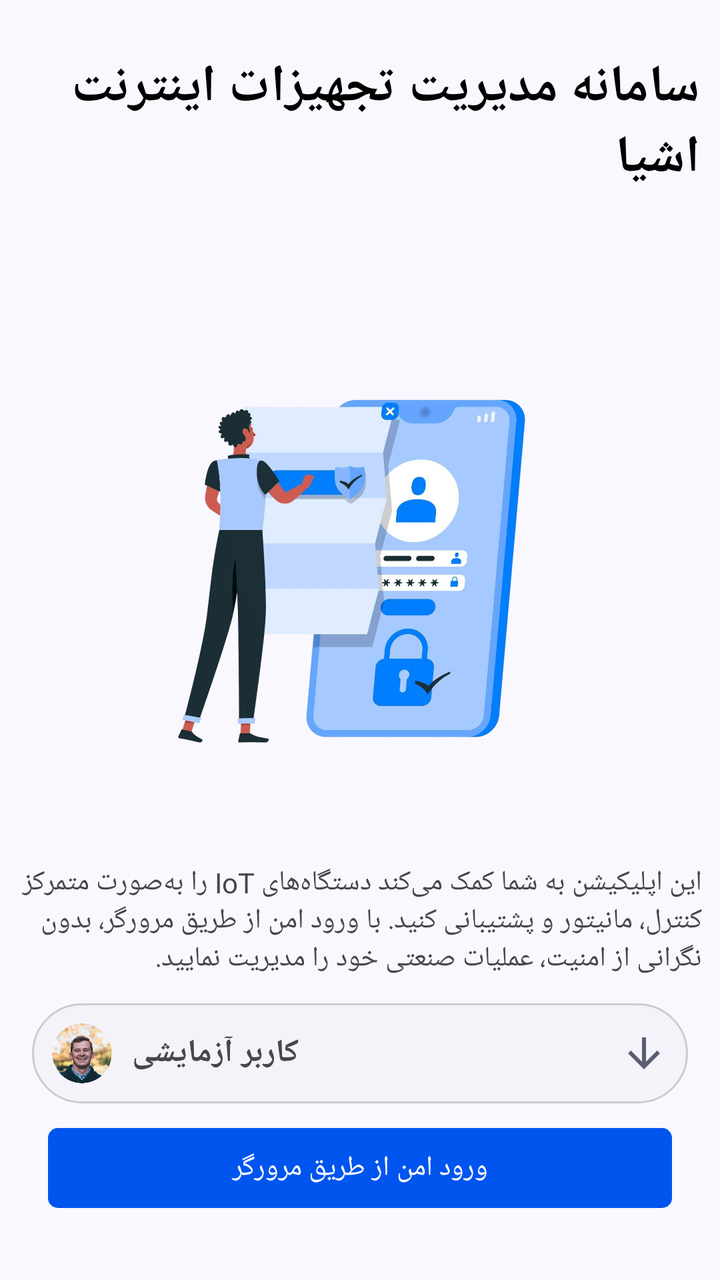
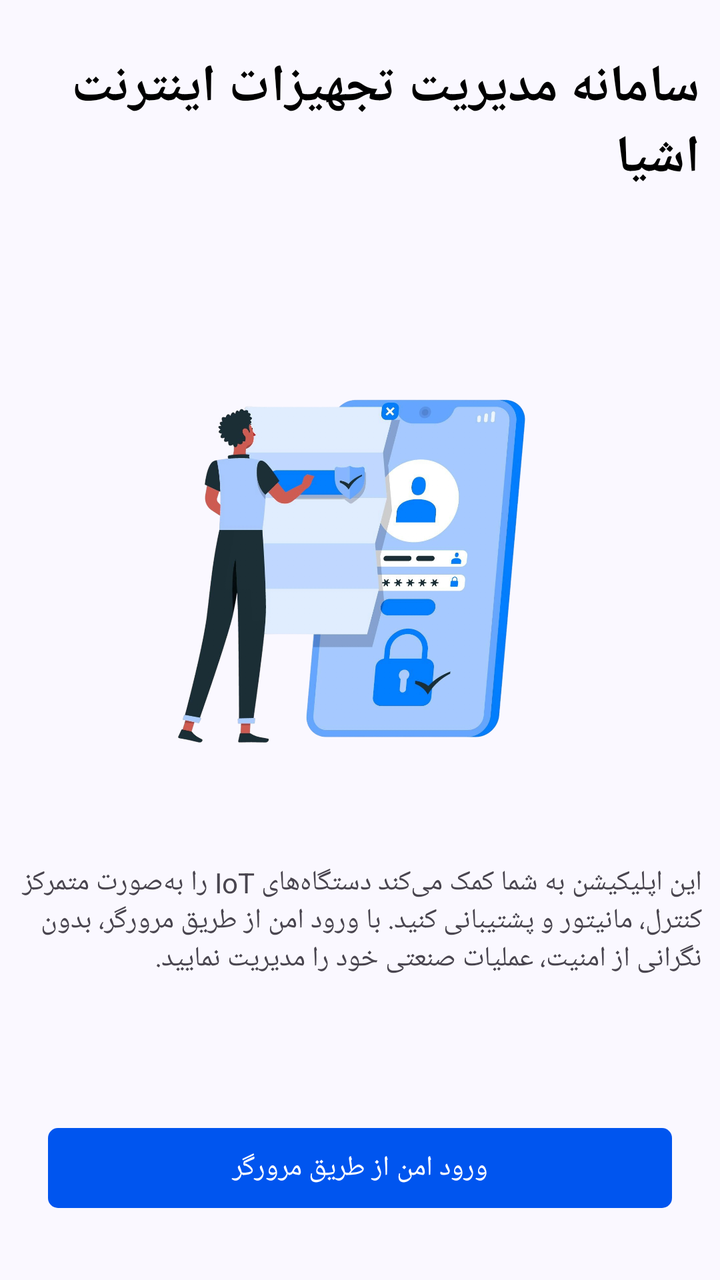

Screens rendered from an Android XML layout before and after an edit, with the pre-edit source and the edit as a unified diff.
<!-- AndroidManifest.xml: application theme Theme.Iotequipment -->
<!-- res/layout/fragment_auth.xml -->
<?xml version="1.0" encoding="utf-8"?>
<androidx.constraintlayout.widget.ConstraintLayout xmlns:android="http://schemas.android.com/apk/res/android"
    xmlns:app="http://schemas.android.com/apk/res-auto"
    xmlns:tools="http://schemas.android.com/tools"
    android:layout_width="match_parent"
    android:layout_height="match_parent"
    android:orientation="vertical"
    tools:context=".ui.auth.AuthFragment">

    <TextView
        android:id="@+id/textView"
        android:layout_width="wrap_content"
        android:layout_height="wrap_content"
        android:layout_gravity="center"
        android:layout_marginStart="4dp"
        android:layout_marginTop="16dp"
        android:layout_marginEnd="4dp"
        android:padding="10dp"
        android:text="@string/toolbar_default_text"
        android:textColor="@color/black"
        android:textSize="26sp"
        android:textStyle="bold"
        app:layout_constraintEnd_toEndOf="parent"
        app:layout_constraintStart_toStartOf="parent"
        app:layout_constraintTop_toTopOf="parent" />

    <ImageView
        android:id="@+id/imageView2"
        android:layout_width="320dp"
        android:layout_height="320sp"
        android:layout_gravity="center"
        android:contentDescription="@string/btn_login_secure"
        android:src="@drawable/img_auth"
        app:layout_constraintEnd_toEndOf="parent"
        app:layout_constraintStart_toStartOf="parent"
        app:layout_constraintTop_toBottomOf="@+id/textView" />

    <TextView
        android:id="@+id/textView2"
        android:layout_width="match_parent"
        android:layout_height="wrap_content"
        android:layout_marginStart="4dp"
        android:layout_marginEnd="4dp"
        android:padding="5dp"
        android:text="@string/auth_dec"
        android:textSize="14sp"
        app:layout_constraintEnd_toEndOf="parent"
        app:layout_constraintStart_toStartOf="parent"
        app:layout_constraintTop_toBottomOf="@+id/imageView2" />

    <LinearLayout
        android:id="@+id/linearLayout6"
        android:layout_width="match_parent"
        android:layout_height="wrap_content"
        android:background="@drawable/rec_card_account"
        android:layout_marginStart="16dp"
        android:layout_marginTop="8dp"
        android:layout_marginEnd="16dp"
        android:gravity="center_vertical"
        android:orientation="horizontal"
        app:layout_constraintEnd_toEndOf="parent"
        app:layout_constraintStart_toStartOf="parent"
        app:layout_constraintTop_toBottomOf="@+id/textView2">

        <ImageView
            android:id="@+id/imageProfile"
            android:layout_width="30dp"
            android:layout_height="30dp"
            android:layout_margin="10dp"
            android:layout_marginEnd="12dp"
            android:background="@drawable/ic_profile"
            android:scaleType="centerCrop"
            android:src="@drawable/ic_profile" />

        <LinearLayout
            android:layout_width="0dp"
            android:layout_height="wrap_content"
            android:layout_weight="1"
            android:orientation="vertical">

            <TextView
                android:layout_width="wrap_content"
                android:layout_height="wrap_content"
                android:text="کاربر آزمایشی"
                android:textSize="16sp"
                android:textStyle="bold" />

        </LinearLayout>

        <ImageView
            android:id="@+id/btnEditProfile"
            android:layout_width="wrap_content"
            android:layout_height="wrap_content"
            android:layout_margin="10dp"
            android:rotation="-90"
            android:src="@drawable/ic_back"
            app:cornerRadius="10dp" />
    </LinearLayout>


    <com.google.android.material.button.MaterialButton
        android:id="@+id/btn_auth"
        android:layout_width="match_parent"
        android:layout_height="wrap_content"
        android:layout_marginStart="24dp"
        android:layout_marginEnd="24dp"
        android:layout_marginBottom="32dp"
        android:text="@string/btn_login_secure"
        android:textColor="@color/white"
        android:textSize="14sp"
        app:cornerRadius="5dp"
        app:layout_constraintBottom_toBottomOf="parent"
        app:layout_constraintEnd_toEndOf="parent"
        app:layout_constraintStart_toStartOf="parent" />

</androidx.constraintlayout.widget.ConstraintLayout>
<!-- resources referenced by this layout -->
<resources>
  <color name="black">#FF000000</color>
  <color name="white">#FFFFFFFF</color>
  <!-- drawable ic_back (drawable) -->
  <vector xmlns:android="http://schemas.android.com/apk/res/android"
      android:autoMirrored="true" android:height="24dp"
      android:tint="@color/md_theme_secondary" android:viewportHeight="24"
      android:viewportWidth="24"
      android:width="24dp">
        
      <path android:fillColor="@color/black"
          android:pathData="M20,11H7.83l5.59,-5.59L12,4l-8,8 8,8 1.41,-1.41L7.83,13H20v-2z"/>
      
  </vector>
  <!-- drawable ic_profile: png bitmap (drawable, 126249 bytes) -->
  <!-- drawable img_auth: png bitmap (drawable, 488440 bytes) -->
  <!-- drawable rec_card_account (drawable) -->
  <?xml version="1.0" encoding="utf-8"?>
  <shape xmlns:android="http://schemas.android.com/apk/res/android"
      android:shape="rectangle">
  
      <solid android:color="@color/md_theme_surfaceContainerLow" />
  
      <corners android:radius="25dp" />
  
      <stroke
          android:width="1dp"
          android:color="#CCCCCC" />
  </shape>
  <string name="auth_dec">
          این اپلیکیشن به شما کمک می‌کند دستگاه‌های IoT
          را به‌صورت متمرکز کنترل، مانیتور و پشتیبانی کنید.
          با ورود امن از طریق مرورگر، بدون نگرانی از امنیت، عملیات صنعتی خود را مدیریت نمایید.
      </string>
  <string name="btn_login_secure">ورود امن از طریق مرورگر</string>
  <string name="toolbar_default_text">سامانه مدیریت تجهیزات اینترنت اشیا</string>
  <style name="Theme.Iotequipment" parent="Base.Theme.Iotequipment" />
  <color name="md_theme_secondary">#595E72</color>
  <color name="md_theme_surfaceContainerLow">#F4F3FA</color>
  <style name="Base.Theme.Iotequipment" parent="Theme.Material3.DayNight.NoActionBar">
          <item name="fontFamily">@font/iran_yekan_regular</item>
          
          
          <item name="colorPrimary">@color/md_theme_primary</item>
          <item name="android:colorBackground">@color/md_theme_background</item>
  
      </style>
  <color name="md_theme_primary">#0055EF</color>
  <color name="md_theme_background">#FAF8FF</color>
</resources>

<!-- the commit's change to res/layout/fragment_auth.xml (unified diff, before → after) -->
@@ -48,55 +48,6 @@
         app:layout_constraintStart_toStartOf="parent"
         app:layout_constraintTop_toBottomOf="@+id/imageView2" />
 
-    <LinearLayout
-        android:id="@+id/linearLayout6"
-        android:layout_width="match_parent"
-        android:layout_height="wrap_content"
-        android:background="@drawable/rec_card_account"
-        android:layout_marginStart="16dp"
-        android:layout_marginTop="8dp"
-        android:layout_marginEnd="16dp"
-        android:gravity="center_vertical"
-        android:orientation="horizontal"
-        app:layout_constraintEnd_toEndOf="parent"
-        app:layout_constraintStart_toStartOf="parent"
-        app:layout_constraintTop_toBottomOf="@+id/textView2">
-
-        <ImageView
-            android:id="@+id/imageProfile"
-            android:layout_width="30dp"
-            android:layout_height="30dp"
-            android:layout_margin="10dp"
-            android:layout_marginEnd="12dp"
-            android:background="@drawable/ic_profile"
-            android:scaleType="centerCrop"
-            android:src="@drawable/ic_profile" />
-
-        <LinearLayout
-            android:layout_width="0dp"
-            android:layout_height="wrap_content"
-            android:layout_weight="1"
-            android:orientation="vertical">
-
-            <TextView
-                android:layout_width="wrap_content"
-                android:layout_height="wrap_content"
-                android:text="کاربر آزمایشی"
-                android:textSize="16sp"
-                android:textStyle="bold" />
-
-        </LinearLayout>
-
-        <ImageView
-            android:id="@+id/btnEditProfile"
-            android:layout_width="wrap_content"
-            android:layout_height="wrap_content"
-            android:layout_margin="10dp"
-            android:rotation="-90"
-            android:src="@drawable/ic_back"
-            app:cornerRadius="10dp" />
-    </LinearLayout>
-
 
     <com.google.android.material.button.MaterialButton
         android:id="@+id/btn_auth"
<!-- resource entries referenced after the edit -->
@@ -2,32 +2,7 @@
 <resources>
   <color name="black">#FF000000</color>
   <color name="white">#FFFFFFFF</color>
-  <!-- drawable ic_back (drawable) -->
-  <vector xmlns:android="http://schemas.android.com/apk/res/android"
-      android:autoMirrored="true" android:height="24dp"
-      android:tint="@color/md_theme_secondary" android:viewportHeight="24"
-      android:viewportWidth="24"
-      android:width="24dp">
-        
-      <path android:fillColor="@color/black"
-          android:pathData="M20,11H7.83l5.59,-5.59L12,4l-8,8 8,8 1.41,-1.41L7.83,13H20v-2z"/>
-      
-  </vector>
-  <!-- drawable ic_profile: png bitmap (drawable, 126249 bytes) -->
   <!-- drawable img_auth: png bitmap (drawable, 488440 bytes) -->
-  <!-- drawable rec_card_account (drawable) -->
-  <?xml version="1.0" encoding="utf-8"?>
-  <shape xmlns:android="http://schemas.android.com/apk/res/android"
-      android:shape="rectangle">
-  
-      <solid android:color="@color/md_theme_surfaceContainerLow" />
-  
-      <corners android:radius="25dp" />
-  
-      <stroke
-          android:width="1dp"
-          android:color="#CCCCCC" />
-  </shape>
   <string name="auth_dec">
           این اپلیکیشن به شما کمک می‌کند دستگاه‌های IoT
           را به‌صورت متمرکز کنترل، مانیتور و پشتیبانی کنید.
@@ -36,8 +11,6 @@
   <string name="btn_login_secure">ورود امن از طریق مرورگر</string>
   <string name="toolbar_default_text">سامانه مدیریت تجهیزات اینترنت اشیا</string>
   <style name="Theme.Iotequipment" parent="Base.Theme.Iotequipment" />
-  <color name="md_theme_secondary">#595E72</color>
-  <color name="md_theme_surfaceContainerLow">#F4F3FA</color>
   <style name="Base.Theme.Iotequipment" parent="Theme.Material3.DayNight.NoActionBar">
           <item name="fontFamily">@font/iran_yekan_regular</item>
           
